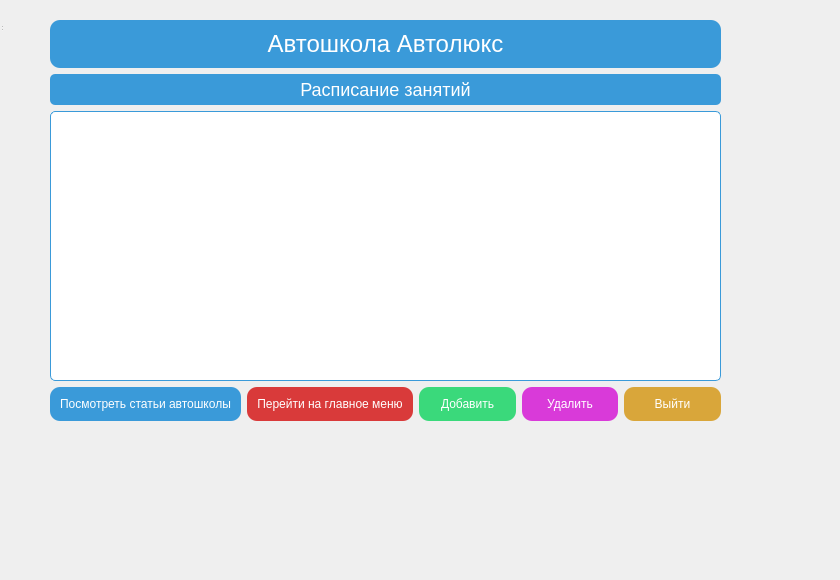
Nurzamat123/Diplomka, file Client/Client/mainwindow.ui: the form before one commit.
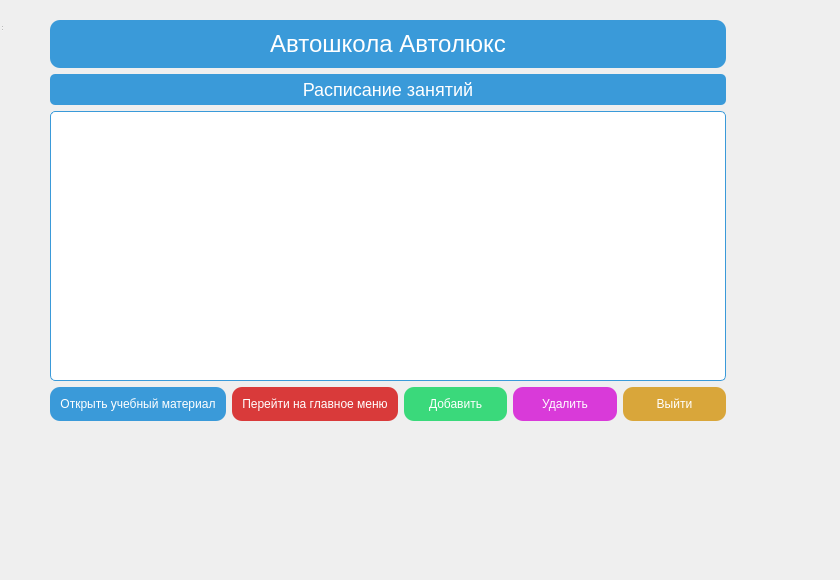
The form after the commit. Icons and pictures are not drawn.

```diff
--- a/Client/Client/mainwindow.ui
+++ b/Client/Client/mainwindow.ui
@@ -35,7 +35,7 @@
      <rect>
       <x>50</x>
       <y>20</y>
-      <width>671</width>
+      <width>676</width>
       <height>401</height>
      </rect>
     </property>
@@ -81,7 +81,7 @@
           <string notr="true">background-color: #3a9ad9; color: white; border-radius: 10px; padding: 10px;</string>
          </property>
          <property name="text">
-          <string>Посмотреть статьи автошколы</string>
+          <string>Открыть учебный материал</string>
          </property>
          <property name="icon">
           <iconset>
```
